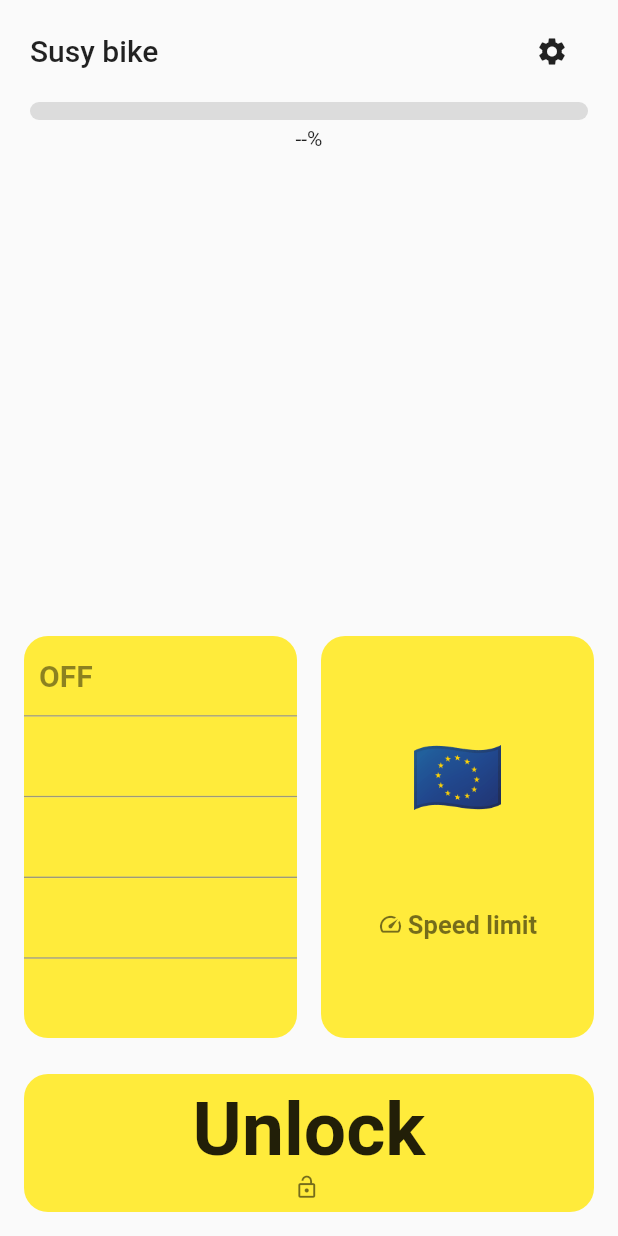
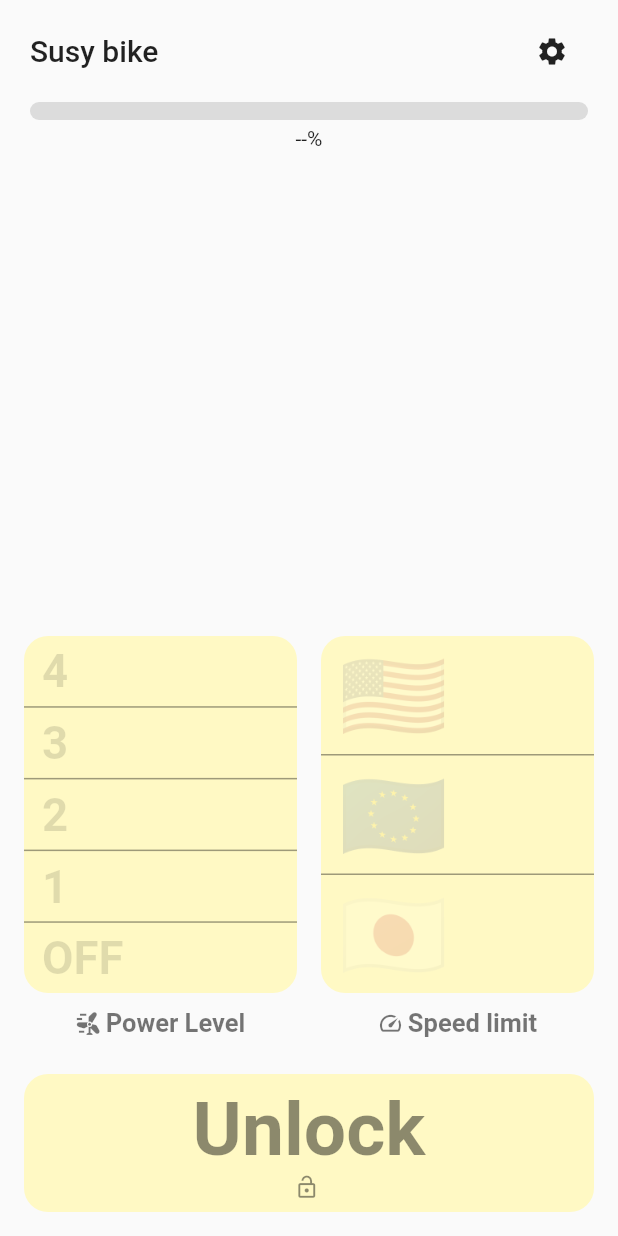
Before and after one commit to mjarkk/vanmoof-web-controller, a Flutter app: the Home screen opened by its route, on a phone screen of 412 x 824 dp. Run offline on Flutter 3.47's test engine with Material 2 defaults, Android fonts, the phone set to English and light mode, and no system bars; drawn by our look-alikes of modal_bottom_sheet; our stand-ins replace dio, email_validator, flutter_blue_plus, flutter_native_select, flutter_secure_storage, hex and 2 more; missing offline and left inert: animated_fractionally_sized_box, pointycastle; accounts and stored records are empty.

Commit message:
Also made the regio selector a slider

```diff
--- a/app/lib/widgets/controls/control.dart
+++ b/app/lib/widgets/controls/control.dart
@@ -1,10 +1,38 @@
 import 'package:flutter/material.dart';
+
+class ControlButtonLabel extends StatelessWidget {
+  const ControlButtonLabel(this.icon, [this.label]);
+
+  final IconData icon;
+  final String? label;
+
+  @override
+  Widget build(BuildContext context) {
+    return Row(
+      mainAxisAlignment: MainAxisAlignment.center,
+      children: [
+        Padding(
+          padding: const EdgeInsets.only(right: 3),
+          child: Icon(icon, size: 17, color: Colors.black54),
+        ),
+        if (label != null)
+          Text(
+            label!,
+            style: const TextStyle(
+              fontWeight: FontWeight.bold,
+              fontSize: 17,
+              color: Colors.black54,
+            ),
+          ),
+      ],
+    );
+  }
+}
 
 class DraggableControl extends StatefulWidget {
   const DraggableControl({
-    required this.label,
-    required this.labelIcon,
     required this.valueLabelForIndex,
+    this.label,
     required this.levels,
     required this.selectedLevel,
     this.onSelectLevel,
@@ -14,15 +42,14 @@ class DraggableControl extends StatefulWidget {
     super.key,
   });
 
-  final String label; // TODO implement me
-  final IconData labelIcon; // TODO implement me
   final Function(int idx) valueLabelForIndex;
+  final Widget? label;
   final int levels;
   final int selectedLevel;
-  final Function(int level)? onSelectLevel;
+  final Function(int idx)? onSelectLevel;
   final Function()? onTap;
   final Function()? onDoubleTap;
-  final bool? disabled; // TODO implement me
+  final bool? disabled;
 
   @override
   State<DraggableControl> createState() => _DraggableControlState();
@@ -31,6 +58,8 @@ class DraggableControl extends StatefulWidget {
 class _DraggableControlState extends State<DraggableControl> {
   double? dragStartY;
   int? dragingNewLevel;
+
+  get disabled => widget.disabled ?? false;
 
   dragUpdate(
       DragUpdateDetails detials, double totalHeight, double sectionHeight) {
@@ -61,8 +90,8 @@ class _DraggableControlState extends State<DraggableControl> {
     dragStartY = null;
   }
 
-  @override
-  Widget build(BuildContext context) {
+  Widget selectorWidgetBuilder(
+      BuildContext context, BoxConstraints constraints) {
     final List<Widget> options = [];
 
     final highLightFromIdx =
@@ -70,34 +99,51 @@ class _DraggableControlState extends State<DraggableControl> {
 
     for (var i = 0; i < widget.levels; i++) {
       if (i != 0) options.add(Container(height: 1, color: Colors.black38));
-      options.add(Expanded(
+
+      options.add(
+        Expanded(
           key: Key(i.toString()),
-        child: Container(
-          color: i < highLightFromIdx ? Colors.transparent : Colors.yellow,
-          padding: const EdgeInsets.symmetric(horizontal: 10),
-          child: i != highLightFromIdx
-              ? null
-              : Align(
+          child: AnimatedContainer(
+            duration: const Duration(milliseconds: 50),
+            color: disabled
+                ? Colors.transparent
+                : Colors.yellow.withAlpha(i < highLightFromIdx ? 0 : 255),
+            padding: const EdgeInsets.symmetric(horizontal: 12, vertical: 6),
+            child: FittedBox(
+              fit: BoxFit.contain,
               alignment: Alignment.centerLeft,
               child: Text(
-                    widget.valueLabelForIndex(i),
-                    style: const TextStyle(
-                      fontSize: 20,
+                widget.valueLabelForIndex(widget.levels - i - 1),
+                textAlign: TextAlign.left,
+                style: TextStyle(
                   fontWeight: FontWeight.bold,
-                      color: Colors.black45,
+                  color: i == highLightFromIdx && !disabled
+                      ? Colors.black87
+                      : Colors.black12,
                 ),
               ),
             ),
           ),
-      ));
+        ),
+      );
     }
 
-    return Padding(
-      padding: const EdgeInsets.all(8),
-      child: LayoutBuilder(
-        builder: (BuildContext context, BoxConstraints constraints) {
     final double height = constraints.maxHeight;
     final double sectionHeight = height / widget.levels;
+
+    final visableContent = Container(
+      decoration: BoxDecoration(
+        borderRadius: BorderRadius.circular(16),
+        color: Colors.yellow.shade100,
+      ),
+      clipBehavior: Clip.antiAlias,
+      child: Column(
+        crossAxisAlignment: CrossAxisAlignment.stretch,
+        children: options,
+      ),
+    );
+
+    if (widget.disabled == true) return visableContent;
 
     return GestureDetector(
       onTap: widget.onTap,
@@ -106,17 +152,22 @@ class _DraggableControlState extends State<DraggableControl> {
       onVerticalDragUpdate: (v) => dragUpdate(v, height, sectionHeight),
       onVerticalDragEnd: (_) => dragEnd(),
       onVerticalDragCancel: dragEnd,
-            child: Container(
-              decoration: BoxDecoration(
-                borderRadius: BorderRadius.circular(16),
-                color: Colors.yellow.shade100,
+      child: visableContent,
+    );
+  }
+
+  @override
+  Widget build(BuildContext context) {
+    return Padding(
+      padding: const EdgeInsets.all(8),
+      child: Column(children: [
+        Expanded(child: LayoutBuilder(builder: selectorWidgetBuilder)),
+        if (widget.label != null)
+          Padding(
+            padding: const EdgeInsets.only(top: 10),
+            child: widget.label!,
           ),
-              clipBehavior: Clip.antiAlias,
-              child: Column(children: options),
-            ),
-          );
-        },
-      ),
+      ]),
     );
   }
 }
@@ -152,7 +203,7 @@ class Control extends StatelessWidget {
         child: Container(
           decoration: BoxDecoration(
             borderRadius: BorderRadius.circular(16),
-            color: Colors.yellow,
+            color: disabled == true ? Colors.yellow.shade100 : Colors.yellow,
           ),
           padding: const EdgeInsets.symmetric(vertical: 8),
           child: Column(
@@ -160,9 +211,10 @@ class Control extends StatelessWidget {
             children: [
               Text(
                 value,
-                style: const TextStyle(
+                style: TextStyle(
                   fontWeight: FontWeight.bold,
                   fontSize: 50,
+                  color: disabled == true ? Colors.black45 : Colors.black,
                 ),
               ),
               Row(
@@ -170,15 +222,19 @@ class Control extends StatelessWidget {
                 children: [
                   Padding(
                     padding: const EdgeInsets.only(right: 3),
-                    child: Icon(icon, size: 17, color: Colors.black54),
+                    child: Icon(icon,
+                        size: 17,
+                        color:
+                            disabled == true ? Colors.black45 : Colors.black54),
                   ),
                   if (label != null)
                     Text(
                       label!,
-                      style: const TextStyle(
+                      style: TextStyle(
                         fontWeight: FontWeight.bold,
                         fontSize: 17,
-                        color: Colors.black54,
+                        color:
+                            disabled == true ? Colors.black45 : Colors.black54,
                       ),
                     ),
                 ],
--- a/app/lib/widgets/controls/controls.dart
+++ b/app/lib/widgets/controls/controls.dart
@@ -48,19 +48,14 @@ class PowerLevelButton extends StatelessWidget {
         ?.setPowerLvl(currentPowerLevel == primary ? secondary : primary);
   }
 
-  onSelectNewLevel(int level) async {
-    print(level);
-    bike.connection?.setPowerLvl(
-        powerLevels(bike.bikeInfoState.debugPowerLevelsAvailable)[level]);
-  }
+  onSelectNewLevel(PowerLevel level) => bike.connection?.setPowerLvl(level);
 
   @override
   Widget build(BuildContext context) {
     final powerState = context.watch<BikePowerState>();
+    final powerLevel = powerState.powerLevel;
 
-    final powerLevel = powerState.powerLevel;
     late final int powerLevelIndex;
-
     final allLevels = powerLevels(bike.bikeInfoState.debugPowerLevelsAvailable);
     for (var idx = 0; idx < allLevels.length; idx++) {
       if (allLevels[idx] == powerLevel) {
@@ -69,12 +64,11 @@ class PowerLevelButton extends StatelessWidget {
     }
 
     return DraggableControl(
-      label: 'Power Level',
-      labelIcon: Icons.wind_power,
+      label: const ControlButtonLabel(Icons.wind_power, 'Power Level'),
       valueLabelForIndex: (int idx) => powerLevelToString(allLevels[idx]),
       levels: allLevels.length,
       selectedLevel: powerLevelIndex,
-      onSelectLevel: (l) => onSelectNewLevel(l),
+      onSelectLevel: (l) => onSelectNewLevel(allLevels[l]),
       onDoubleTap: () => onDoubleTap(powerLevel),
       disabled: bike.connection == null,
     );
@@ -86,61 +80,35 @@ class SpeedLimitButton extends StatelessWidget {
 
   final Bike bike;
 
-  onPressed(SpeedLimit speedLimit) async {
-    final nextValue = {
-      SpeedLimit.jp: SpeedLimit.eu,
-      SpeedLimit.eu: SpeedLimit.us,
-      SpeedLimit.us: bike.bikeInfoState.debugPowerLevelsAvailable
-          ? SpeedLimit.noLimit
-          : SpeedLimit.jp,
-      SpeedLimit.noLimit: SpeedLimit.jp,
-    }[speedLimit]!;
-    await bike.connection?.setSpeedLimit(nextValue);
-  }
-
-  onLongPress(SpeedLimit speedLimit) async {
-    final List<SpeedLimit> allPowerLevels =
-        speedLimits(bike.bikeInfoState.debugPowerLevelsAvailable);
-
-    final options = allPowerLevels
-        .map((lvl) => NativeSelectItem(
-              value: speedLimitToString(lvl),
-              label: speedLimitToString(lvl),
-            ))
-        .toList();
-
-    final value = await FlutterNativeSelect.openSelect(
-        items: options, defaultValue: speedLimitToString(speedLimit));
-    if (value == null) return;
-
-    for (var pl in allPowerLevels) {
-      if (speedLimitToString(pl) == value) {
-        await bike.connection?.setSpeedLimit(pl);
-        return;
-      }
-    }
-  }
-
   onDoubleTap(SpeedLimit currentSpeedLimit) async {
     var primary = SpeedLimit.us;
     await bike.connection
         ?.setSpeedLimit(currentSpeedLimit == primary ? SpeedLimit.eu : primary);
   }
 
+  onSelectNewLevel(SpeedLimit limit) => bike.connection?.setSpeedLimit(limit);
+
   @override
   Widget build(BuildContext context) {
     final powerState = context.watch<BikePowerState>();
-
     final speedLimit = powerState.speedLimit;
 
-    return Control(
+    late final int speedLimitIndex;
+    final allLevels = speedLimits(bike.bikeInfoState.debugPowerLevelsAvailable);
+    for (var idx = 0; idx < allLevels.length; idx++) {
+      if (allLevels[idx] == speedLimit) {
+        speedLimitIndex = idx;
+      }
+    }
+
+    return DraggableControl(
+      valueLabelForIndex: (int idx) => speedLimitToString(allLevels[idx]),
+      label: const ControlButtonLabel(Icons.speed, 'Speed limit'),
+      levels: allLevels.length,
+      selectedLevel: speedLimitIndex,
+      onSelectLevel: (l) => onSelectNewLevel(allLevels[l]),
       disabled: bike.connection == null,
-      label: 'Speed limit',
-      icon: Icons.speed,
-      onPressed: () => onPressed(speedLimit),
-      onLongPress: () => onLongPress(speedLimit),
       onDoubleTap: () => onDoubleTap(speedLimit),
-      value: speedLimitToString(speedLimit),
     );
   }
 }
```
Lines whose indentation alone changed are shown as unchanged.
